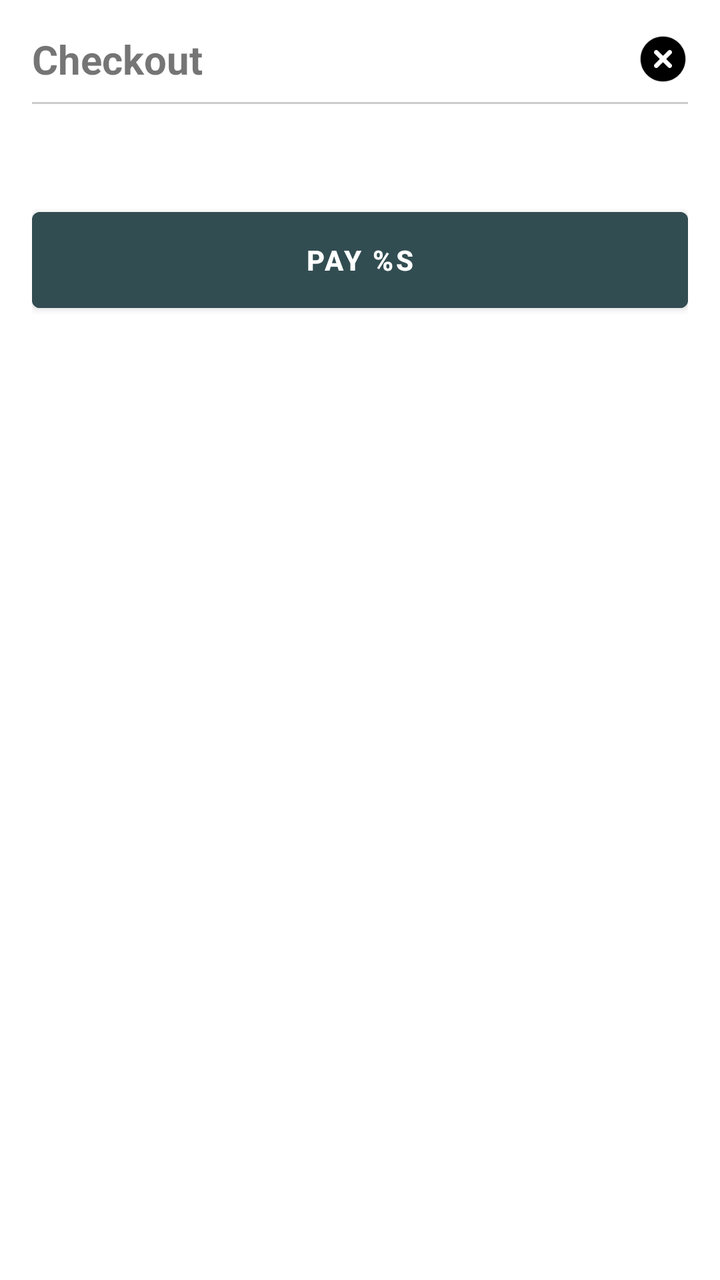
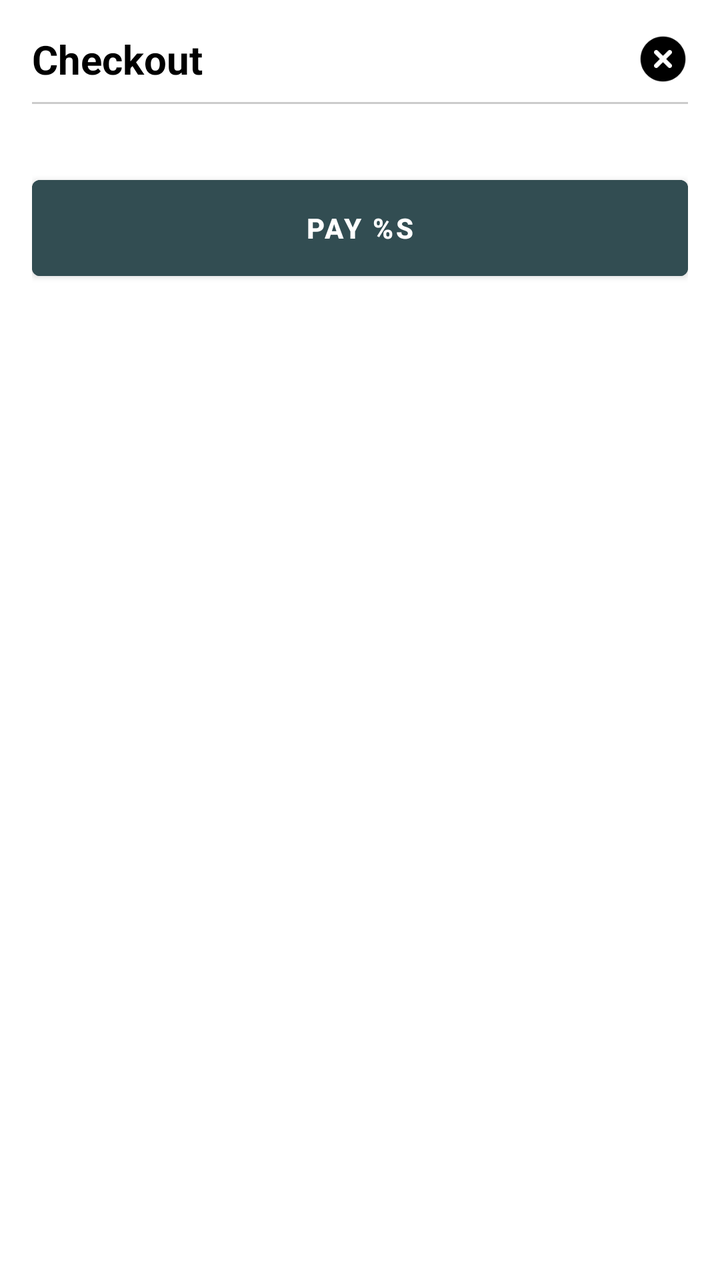

Two renders of the same Android screen: before a commit and after it. Below are the layout's source before the change and the commit's diff.
<!-- AndroidManifest.xml: fallback theme Theme.MaterialComponents.DayNight.NoActionBar -->
<!-- res/layout/view_frame_checkout.xml -->
<?xml version="1.0" encoding="utf-8"?>
<ScrollView xmlns:android="http://schemas.android.com/apk/res/android"
    xmlns:app="http://schemas.android.com/apk/res-auto"
    xmlns:tools="http://schemas.android.com/tools"
    android:layout_width="match_parent"
    android:layout_height="match_parent">

    <LinearLayout
        android:orientation="vertical" android:padding="16dp"
        android:layout_width="match_parent" android:layout_height="wrap_content">

        <LinearLayout
            android:layout_width="match_parent"
            android:layout_height="wrap_content"
            android:orientation="horizontal"
            android:gravity="center_vertical"
            android:paddingBottom="8dp">

            <TextView
                android:id="@+id/title"
                android:layout_width="0dp"
                android:layout_weight="1"
                android:layout_height="wrap_content"
                android:text="@string/checkout"
                android:textSize="20sp"
                android:textStyle="bold"/>

            <ImageButton
                android:id="@+id/closeButton"
                android:layout_width="25dp"
                android:layout_height="match_parent"
                android:adjustViewBounds="true"
                android:scaleType="centerCrop"
                android:background="?attr/selectableItemBackgroundBorderless"
                android:contentDescription="@string/close"
                android:src="@drawable/ic_close" />
        </LinearLayout>

        <View android:layout_width="match_parent"
            android:layout_height="1dp"
            android:layout_weight="1"
            android:background="@color/frame_surface_stroke"/>
-

        <com.framepayments.framesdk_ui.buttons.FrameGooglePayButton
            android:id="@+id/googlePayBtn"
            android:layout_marginTop="8dp"
            android:layout_width="match_parent"
            android:layout_height="60dp"
            android:visibility="gone"
            tools:theme="@style/Theme.MaterialComponents.DayNight.NoActionBar"/>

        <LinearLayout
            android:id="@+id/googlePayDivider"
            android:orientation="horizontal"
            android:layout_marginTop="16dp"
            android:gravity="center"
            android:visibility="gone"
            android:layout_width="match_parent"
            android:layout_height="wrap_content">
            <View android:layout_width="0dp"
                android:layout_height="1dp"
                android:layout_weight="1"
                android:background="@color/frame_surface_stroke"/>
            <TextView android:text="@string/or"
                android:layout_height="20dp"
                android:layout_width="15dp"/>
            <View android:layout_width="0dp"
                android:layout_height="1dp"
                android:layout_weight="1"
                android:background="@color/frame_surface_stroke"/>
        </LinearLayout>

        <LinearLayout
            android:id="@+id/existingPaymentOptionsScrollView"
            android:layout_width="match_parent"
            android:layout_height="wrap_content"
            android:orientation="vertical"
            android:paddingTop="16dp"
            android:paddingBottom="16dp">

            <LinearLayout
                android:id="@+id/paymentOptionsContainer"
                android:orientation="vertical"
                android:layout_width="match_parent"
                android:layout_height="wrap_content" />
        </LinearLayout>

        <LinearLayout
            android:id="@+id/customerInfoContainer"
            android:orientation="vertical"
            android:layout_width="match_parent"
            android:layout_height="wrap_content"
            android:visibility="gone">

        <TextView
            android:id="@+id/customer_information"
            android:text="@string/customer_information"
            android:textStyle="normal"
            android:textSize="12sp"
            android:layout_marginBottom="2dp"
            android:layout_width="wrap_content"
            android:layout_height="wrap_content"/>

    <LinearLayout
        android:orientation="vertical"
        android:layout_marginTop="8dp"
        android:padding="0dp"
        android:layout_width="match_parent"
        android:layout_height="wrap_content"
        android:background="@drawable/border_background">

        <com.google.android.material.textfield.TextInputLayout
            android:id="@+id/customerNameLayout"
            android:layout_width="match_parent"
            android:layout_height="wrap_content">
            <com.google.android.material.textfield.TextInputEditText
                android:id="@+id/customer_name"
                android:hint="@string/customer_name"
                android:textColorHint="@color/frame_text_secondary"
                android:layout_width="match_parent"
                android:layout_height="wrap_content"
                android:background="@android:color/transparent"
                />
        </com.google.android.material.textfield.TextInputLayout>

        <com.google.android.material.textfield.TextInputLayout
            android:id="@+id/customerEmailLayout"
            android:layout_width="match_parent"
            android:layout_height="wrap_content"
            app:boxBackgroundMode="outline">
            <com.google.android.material.textfield.TextInputEditText
                android:id="@+id/customer_email"
                android:hint="@string/customer_email"
                android:textColorHint="@color/frame_text_secondary"
                android:layout_width="match_parent"
                android:layout_height="wrap_content"
                android:background="@android:color/transparent"/>
        </com.google.android.material.textfield.TextInputLayout>
    </LinearLayout>
        </LinearLayout>

        <LinearLayout
            android:id="@+id/newCardContainer"
            android:orientation="vertical"
            android:layout_width="match_parent"
            android:layout_height="wrap_content"
            android:visibility="gone">

        <TextView
            android:id="@+id/card_information"
            android:text="@string/card_information"
            android:textStyle="normal"
            android:textSize="12sp"
            android:layout_marginTop="18dp"
            android:layout_marginBottom="2dp"
            android:layout_width="wrap_content"
            android:layout_height="wrap_content"/>

        <com.framepayments.framesdk_ui.EncryptedPaymentCardInput
            android:id="@+id/encryptedCardInput"
            android:layout_width="match_parent"
            android:layout_height="wrap_content"/>

        <TextView
            android:id="@+id/cardErrorText"
            android:layout_width="match_parent"
            android:layout_height="wrap_content"
            android:textSize="12sp"
            android:textColor="?attr/colorError"
            android:layout_marginTop="2dp"
            android:visibility="gone"/>

        <LinearLayout
            android:id="@+id/customerAddressContainer"
            android:orientation="vertical"
            android:layout_width="match_parent"
            android:layout_height="wrap_content">

        <TextView
            android:id="@+id/country_region"
            android:text="@string/customer_address"
            android:textStyle="normal"
            android:textSize="12sp"
            android:layout_marginTop="18dp"
            android:layout_width="wrap_content"
            android:layout_height="wrap_content"/>

        <androidx.compose.ui.platform.ComposeView
            android:id="@+id/billingAddressCompose"
            android:layout_marginTop="8dp"
            android:layout_width="match_parent"
            android:layout_height="wrap_content"/>
        </LinearLayout>
        <CheckBox
            android:id="@+id/saveCard"
            android:text="@string/save_for_future"
            android:layout_marginTop="8dp"
            android:layout_width="wrap_content"
            android:layout_height="wrap_content"/>
        </LinearLayout>

        <FrameLayout
            android:layout_width="match_parent"
            android:layout_height="wrap_content">

            <Button
                android:id="@+id/payButton"
                android:text="@string/pay_amount"
                android:layout_marginTop="16dp"
                android:layout_width="match_parent"
                android:layout_height="60dp"
                android:textStyle="bold" android:textColor="@color/frame_primary_button_text"
                android:backgroundTint="@color/frame_primary_button"/>

            <ProgressBar
                android:id="@+id/checkoutProgressBar"
                style="?android:attr/progressBarStyleSmall"
                android:layout_width="24dp"
                android:layout_height="24dp"
                android:layout_gravity="center"
                android:visibility="gone" />
        </FrameLayout>
    </LinearLayout>
</ScrollView>
<!-- resources referenced by this layout -->
<resources>
  <color name="frame_primary_button">#FF324D52</color>
  <color name="frame_primary_button_text">#FFFFFFFF</color>
  <color name="frame_surface_stroke">#33000000</color>
  <color name="frame_text_secondary">#FF6B7280</color>
  <!-- drawable border_background (drawable) -->
  <?xml version="1.0" encoding="utf-8"?>
  <shape xmlns:android="http://schemas.android.com/apk/res/android"
      android:shape="rectangle">
  
      <solid android:color="@color/frame_surface"/>
      <stroke android:width="1dp" android:color="@color/frame_surface_stroke"/>
      <corners android:radius="10dp"/>
  </shape>
  <!-- drawable ic_close: png bitmap (drawable, 1145 bytes) -->
  <string name="card_information">Card Information</string>
  <string name="checkout">Checkout</string>
  <string name="close">close</string>
  <string name="customer_address">Billing Address</string>
  <string name="customer_email">Customer Email</string>
  <string name="customer_information">Customer Information</string>
  <string name="customer_name">Customer Name</string>
  <string name="or">Or</string>
  <string name="pay_amount">Pay %s</string>
  <string name="save_for_future">Save this card for future payments</string>
  <color name="frame_surface">#FFFFFFFF</color>
</resources>

<!-- the commit's change to res/layout/view_frame_checkout.xml (unified diff, before → after) -->
@@ -3,11 +3,16 @@
     xmlns:app="http://schemas.android.com/apk/res-auto"
     xmlns:tools="http://schemas.android.com/tools"
     android:layout_width="match_parent"
-    android:layout_height="match_parent">
+    android:layout_height="match_parent"
+    android:background="@color/frame_surface"
+    android:fillViewport="true">
 
     <LinearLayout
-        android:orientation="vertical" android:padding="16dp"
-        android:layout_width="match_parent" android:layout_height="wrap_content">
+        android:orientation="vertical"
+        android:padding="16dp"
+        android:layout_width="match_parent"
+        android:layout_height="wrap_content"
+        android:background="@color/frame_surface">
 
         <LinearLayout
             android:layout_width="match_parent"
@@ -23,7 +28,8 @@
                 android:layout_height="wrap_content"
                 android:text="@string/checkout"
                 android:textSize="20sp"
-                android:textStyle="bold"/>
+                android:textStyle="bold"
+                android:textColor="@color/frame_text_primary"/>
 
             <ImageButton
                 android:id="@+id/closeButton"
@@ -38,9 +44,7 @@
 
         <View android:layout_width="match_parent"
             android:layout_height="1dp"
-            android:layout_weight="1"
             android:background="@color/frame_surface_stroke"/>
--
 
         <com.framepayments.framesdk_ui.buttons.FrameGooglePayButton
             android:id="@+id/googlePayBtn"
@@ -64,7 +68,8 @@
                 android:background="@color/frame_surface_stroke"/>
             <TextView android:text="@string/or"
                 android:layout_height="20dp"
-                android:layout_width="15dp"/>
+                android:layout_width="15dp"
+                android:textColor="@color/frame_text_secondary"/>
             <View android:layout_width="0dp"
                 android:layout_height="1dp"
                 android:layout_weight="1"
@@ -77,7 +82,7 @@
             android:layout_height="wrap_content"
             android:orientation="vertical"
             android:paddingTop="16dp"
-            android:paddingBottom="16dp">
+            android:paddingBottom="0dp">
 
             <LinearLayout
                 android:id="@+id/paymentOptionsContainer"
@@ -93,51 +98,21 @@
             android:layout_height="wrap_content"
             android:visibility="gone">
 
-        <TextView
-            android:id="@+id/customer_information"
-            android:text="@string/customer_information"
-            android:textStyle="normal"
-            android:textSize="12sp"
-            android:layout_marginBottom="2dp"
-            android:layout_width="wrap_content"
-            android:layout_height="wrap_content"/>
-
-    <LinearLayout
-        android:orientation="vertical"
-        android:layout_marginTop="8dp"
-        android:padding="0dp"
-        android:layout_width="match_parent"
-        android:layout_height="wrap_content"
-        android:background="@drawable/border_background">
-
-        <com.google.android.material.textfield.TextInputLayout
-            android:id="@+id/customerNameLayout"
-            android:layout_width="match_parent"
-            android:layout_height="wrap_content">
-            <com.google.android.material.textfield.TextInputEditText
-                android:id="@+id/customer_name"
-                android:hint="@string/customer_name"
-                android:textColorHint="@color/frame_text_secondary"
-                android:layout_width="match_parent"
-                android:layout_height="wrap_content"
-                android:background="@android:color/transparent"
-                />
-        </com.google.android.material.textfield.TextInputLayout>
-
-        <com.google.android.material.textfield.TextInputLayout
-            android:id="@+id/customerEmailLayout"
-            android:layout_width="match_parent"
-            android:layout_height="wrap_content"
-            app:boxBackgroundMode="outline">
-            <com.google.android.material.textfield.TextInputEditText
-                android:id="@+id/customer_email"
-                android:hint="@string/customer_email"
-                android:textColorHint="@color/frame_text_secondary"
-                android:layout_width="match_parent"
-                android:layout_height="wrap_content"
-                android:background="@android:color/transparent"/>
-        </com.google.android.material.textfield.TextInputLayout>
-    </LinearLayout>
+            <TextView
+                android:id="@+id/customer_information"
+                android:text="@string/customer_information"
+                android:textSize="17sp"
+                android:textStyle="bold"
+                android:textColor="@color/frame_text_secondary"
+                android:layout_marginTop="16dp"
+                android:layout_marginBottom="16dp"
+                android:layout_width="match_parent"
+                android:layout_height="wrap_content"/>
+
+            <androidx.compose.ui.platform.ComposeView
+                android:id="@+id/customerInfoCompose"
+                android:layout_width="match_parent"
+                android:layout_height="wrap_content"/>
         </LinearLayout>
 
         <LinearLayout
@@ -147,57 +122,60 @@
             android:layout_height="wrap_content"
             android:visibility="gone">
 
-        <TextView
-            android:id="@+id/card_information"
-            android:text="@string/card_information"
-            android:textStyle="normal"
-            android:textSize="12sp"
-            android:layout_marginTop="18dp"
-            android:layout_marginBottom="2dp"
-            android:layout_width="wrap_content"
-            android:layout_height="wrap_content"/>
-
-        <com.framepayments.framesdk_ui.EncryptedPaymentCardInput
-            android:id="@+id/encryptedCardInput"
-            android:layout_width="match_parent"
-            android:layout_height="wrap_content"/>
-
-        <TextView
-            android:id="@+id/cardErrorText"
-            android:layout_width="match_parent"
-            android:layout_height="wrap_content"
-            android:textSize="12sp"
-            android:textColor="?attr/colorError"
-            android:layout_marginTop="2dp"
-            android:visibility="gone"/>
-
-        <LinearLayout
-            android:id="@+id/customerAddressContainer"
-            android:orientation="vertical"
-            android:layout_width="match_parent"
-            android:layout_height="wrap_content">
-
-        <TextView
-            android:id="@+id/country_region"
-            android:text="@string/customer_address"
-            android:textStyle="normal"
-            android:textSize="12sp"
-            android:layout_marginTop="18dp"
-            android:layout_width="wrap_content"
-            android:layout_height="wrap_content"/>
-
-        <androidx.compose.ui.platform.ComposeView
-            android:id="@+id/billingAddressCompose"
-            android:layout_marginTop="8dp"
-            android:layout_width="match_parent"
-            android:layout_height="wrap_content"/>
-        </LinearLayout>
-        <CheckBox
-            android:id="@+id/saveCard"
-            android:text="@string/save_for_future"
-            android:layout_marginTop="8dp"
-            android:layout_width="wrap_content"
-            android:layout_height="wrap_content"/>
+            <TextView
+                android:id="@+id/card_information"
+                android:text="@string/card_information"
+                android:textSize="17sp"
+                android:textStyle="bold"
+                android:textColor="@color/frame_text_secondary"
+                android:layout_marginTop="16dp"
+                android:layout_marginBottom="16dp"
+                android:layout_width="match_parent"
+                android:layout_height="wrap_content"/>
+
+            <com.framepayments.framesdk_ui.EncryptedPaymentCardInput
+                android:id="@+id/encryptedCardInput"
+                android:layout_width="match_parent"
+                android:layout_height="wrap_content"/>
+
+            <TextView
+                android:id="@+id/cardErrorText"
+                android:layout_width="match_parent"
+                android:layout_height="wrap_content"
+                android:textSize="12sp"
+                android:textColor="?attr/colorError"
+                android:layout_marginTop="2dp"
+                android:visibility="gone"/>
+
+            <LinearLayout
+                android:id="@+id/customerAddressContainer"
+                android:orientation="vertical"
+                android:layout_width="match_parent"
+                android:layout_height="wrap_content">
+
+                <TextView
+                    android:id="@+id/country_region"
+                    android:text="@string/customer_address"
+                    android:textSize="17sp"
+                    android:textStyle="bold"
+                    android:textColor="@color/frame_text_secondary"
+                    android:layout_marginTop="16dp"
+                    android:layout_marginBottom="16dp"
+                    android:layout_width="match_parent"
+                    android:layout_height="wrap_content"/>
+
+                <androidx.compose.ui.platform.ComposeView
+                    android:id="@+id/billingAddressCompose"
+                    android:layout_width="match_parent"
+                    android:layout_height="wrap_content"/>
+            </LinearLayout>
+            <CheckBox
+                android:id="@+id/saveCard"
+                android:text="@string/save_for_future"
+                android:layout_marginTop="8dp"
+                android:layout_width="wrap_content"
+                android:layout_height="wrap_content"
+                android:textColor="@color/frame_text_primary"/>
         </LinearLayout>
 
         <FrameLayout
@@ -210,7 +188,8 @@
                 android:layout_marginTop="16dp"
                 android:layout_width="match_parent"
                 android:layout_height="60dp"
-                android:textStyle="bold" android:textColor="@color/frame_primary_button_text"
+                android:textStyle="bold"
+                android:textColor="@color/frame_primary_button_text"
                 android:backgroundTint="@color/frame_primary_button"/>
 
             <ProgressBar
<!-- resource entries referenced after the edit -->
@@ -3,24 +3,14 @@
   <color name="frame_primary_button">#FF324D52</color>
   <color name="frame_primary_button_text">#FFFFFFFF</color>
   <color name="frame_surface_stroke">#33000000</color>
+  <color name="frame_text_primary">#FF000000</color>
   <color name="frame_text_secondary">#FF6B7280</color>
-  <!-- drawable border_background (drawable) -->
-  <?xml version="1.0" encoding="utf-8"?>
-  <shape xmlns:android="http://schemas.android.com/apk/res/android"
-      android:shape="rectangle">
-  
-      <solid android:color="@color/frame_surface"/>
-      <stroke android:width="1dp" android:color="@color/frame_surface_stroke"/>
-      <corners android:radius="10dp"/>
-  </shape>
   <!-- drawable ic_close: png bitmap (drawable, 1145 bytes) -->
   <string name="card_information">Card Information</string>
   <string name="checkout">Checkout</string>
   <string name="close">close</string>
   <string name="customer_address">Billing Address</string>
-  <string name="customer_email">Customer Email</string>
   <string name="customer_information">Customer Information</string>
-  <string name="customer_name">Customer Name</string>
   <string name="or">Or</string>
   <string name="pay_amount">Pay %s</string>
   <string name="save_for_future">Save this card for future payments</string>
